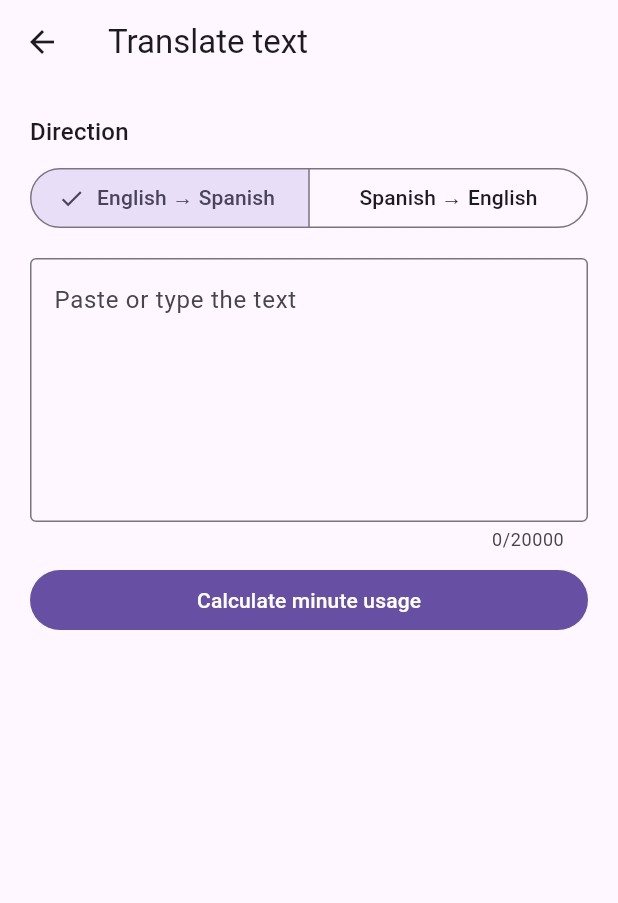
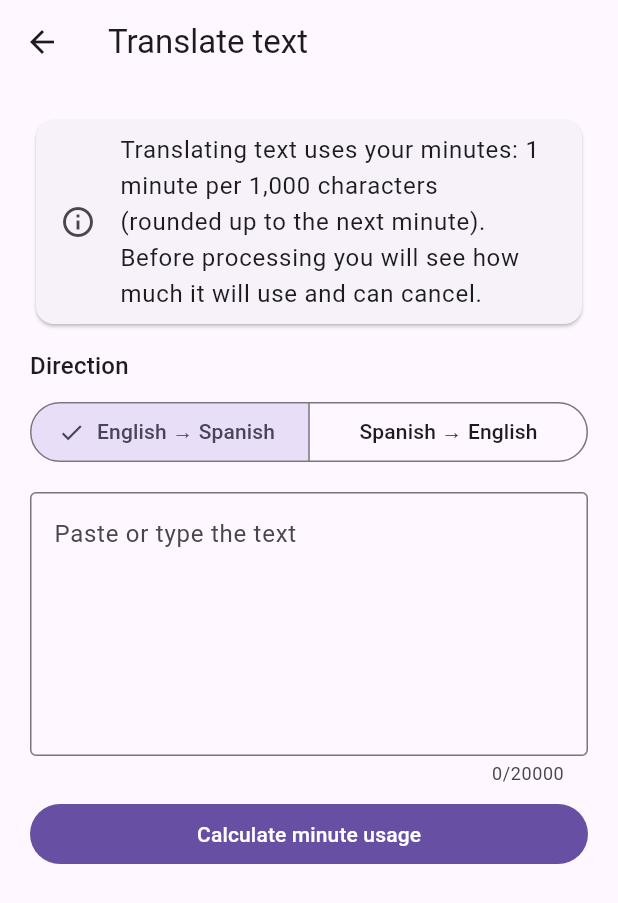
Before and after one commit to JumaPR787/Faith-bridge, a Flutter app: the TextTranslateScreen screen opened directly, on a phone screen of 412 x 824 dp. Shown: the top 903 px of the screen. Run offline on Flutter 3.47's test engine with Material 3 defaults, Android fonts, the phone set to English and light mode, and no system bars; our stand-ins replace cupertino_ui, material_ui, permission_handler, shared_preferences, supabase_flutter, wakelock_plus; missing offline and left inert: purchases_flutter, record; accounts and stored records are empty.

Commit message:
Confirmar regla de traducción de texto: 1 minuto por cada 1,000 caracteres
- La app explica la regla en Traducir texto y en Ayuda (es/en).
- Términos de uso y estado actualizados.
- Prueba del cálculo con redondeo hacia arriba.

Co-Authored-By: Claude Opus 5.5 <noreply@anthropic.com>
Claude-Session: https://claude.ai/code/session_01XJ5j66ZVYNg2HYCKAWTUyz

```diff
--- a/app/lib/core/strings.dart
+++ b/app/lib/core/strings.dart
@@ -150,6 +150,10 @@ const Map<String, List<String>> kStrings = {
   'copied': ['Copiado', 'Copied'],
 
   // Traducción de texto
+  'text_cost_rule': [
+    'Traducir texto usa tus minutos: 1 minuto por cada 1,000 caracteres (se redondea al minuto siguiente). Antes de procesar verás cuánto usará y podrás cancelar.',
+    'Translating text uses your minutes: 1 minute per 1,000 characters (rounded up to the next minute). Before processing you will see how much it will use and can cancel.'
+  ],
   'paste_text': ['Pega o escribe el texto', 'Paste or type the text'],
   'direction': ['Dirección', 'Direction'],
   'en_to_es': ['Inglés → Español', 'English → Spanish'],
--- a/app/lib/features/settings/help_screen.dart
+++ b/app/lib/features/settings/help_screen.dart
@@ -22,6 +22,7 @@ class HelpScreen extends StatelessWidget {
           q('help_bible'),
           q('ambient_notice'),
           q('minute_counting'),
+          q('text_cost_rule'),
           q('how_to_cancel'),
           ListTile(
             contentPadding: EdgeInsets.zero,
--- a/app/lib/features/translate/text_translate_screen.dart
+++ b/app/lib/features/translate/text_translate_screen.dart
@@ -68,6 +68,8 @@ class _TextTranslateScreenState extends State<TextTranslateScreen> {
         child: ListView(
           padding: const EdgeInsets.all(20),
           children: [
+            Card(child: ListTile(leading: const Icon(Icons.info_outline), title: Text(s.t('text_cost_rule')))),
+            const SizedBox(height: 12),
             Text(s.t('direction'), style: Theme.of(context).textTheme.titleMedium),
             const SizedBox(height: 8),
             SegmentedButton<Lang>(
```
Also changed, not shown: 3 other files.
